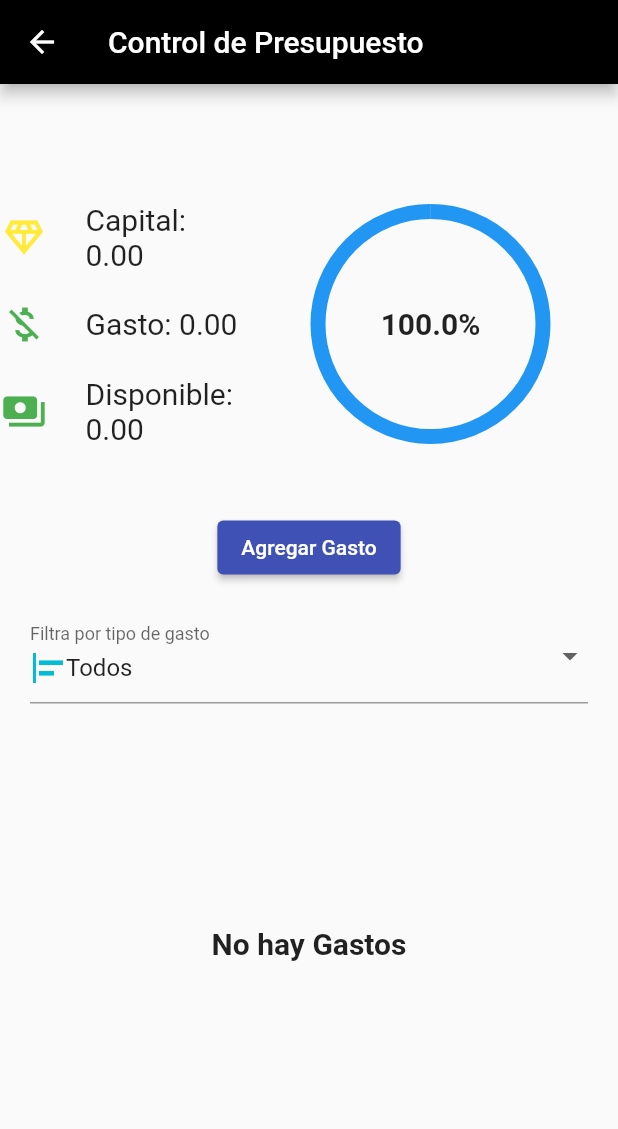
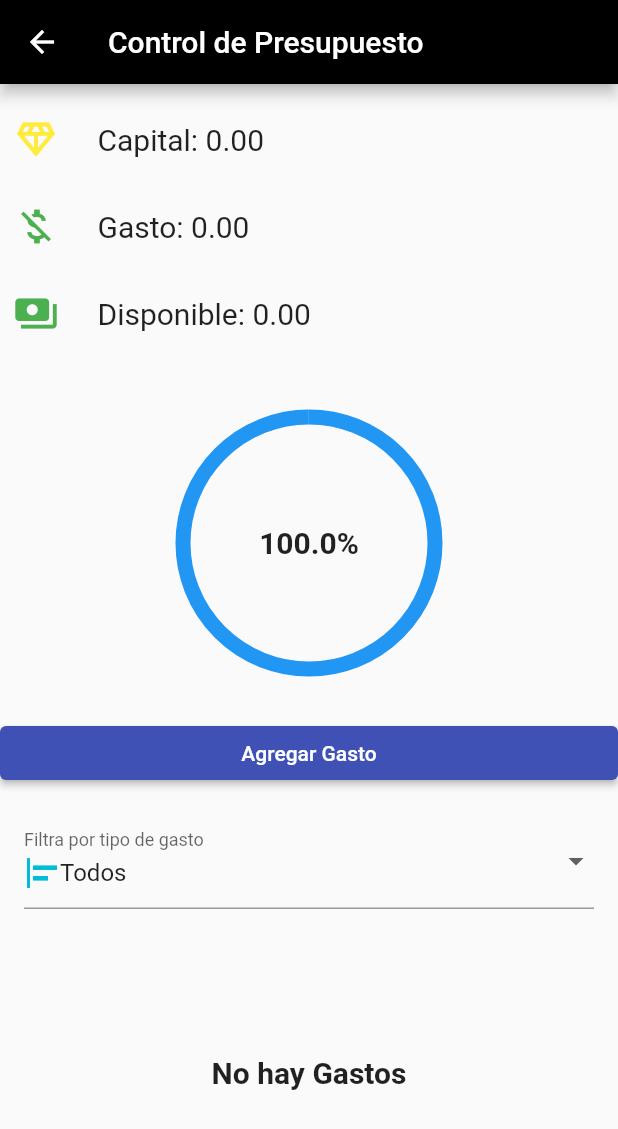
Before and after one commit to Gersue/ProyectFlutter, a Flutter app: the SecondView screen opened directly with empty values, on a phone screen of 412 x 824 dp. Shown: the top 1129 px of the screen. Run offline on Flutter 3.47's test engine with Material 2 defaults, Android fonts, the phone set to English and light mode, and no system bars.

Commit message:
proyecto finish

```diff
--- a/lib/gestionCapital.dart
+++ b/lib/gestionCapital.dart
@@ -372,18 +372,18 @@ class _SecondViewState extends State<SecondView> {
         backgroundColor: Colors.black,
         title: const Text('Control de Presupuesto'),
       ),
-      body: SafeArea(
+      body: ConstrainedBox(
+        constraints: BoxConstraints(
+          minHeight: MediaQuery.of(context).size.height - MediaQuery.of(context).padding.top - MediaQuery.of(context).padding.bottom,
+        ),
         child: Column(
-          mainAxisAlignment: MainAxisAlignment.center,
+          mainAxisAlignment: MainAxisAlignment.start,
+          crossAxisAlignment: CrossAxisAlignment.stretch,
           children: <Widget>[
-            Flexible(
-              fit: FlexFit.loose,
+            Padding(
+              padding: const EdgeInsets.all(8.0),
+              child: Flexible(
                 flex: 1,
-              child: Row(
-                mainAxisAlignment: MainAxisAlignment.spaceEvenly,
-                children: [
-                  Expanded(
-                    child: SingleChildScrollView(
                 child: Column(
                   mainAxisSize: MainAxisSize.min,
                   children: [
@@ -418,27 +418,16 @@ class _SecondViewState extends State<SecondView> {
                 ),
               ),
             ),
-                  SingleChildScrollView(
-                    child: Column(
-                      children: [
-                        Padding(
-                          padding: const EdgeInsets.all(30),
+            const SizedBox(height: 16),
+            Center(
               child: Container(
-                            margin: const EdgeInsets.all(20),
-                            child: Container(
-                              width: 150,
-                              height: 150,
+                width: 200,
+                height: 200,
+                padding: const EdgeInsets.all(16),
                 child: MyPieChart(disponible: widget.capital, gasto: totalGastado),
               ),
             ),
-                        ),
-                      ],
-                    ),
-                  ),
-                ],
-              ),
-            ),
-
+            const SizedBox(height: 16),
             ElevatedButton(
               onPressed: () {
                 mostrarModalAgregarGasto();
@@ -446,8 +435,8 @@ class _SecondViewState extends State<SecondView> {
               child: const Text("Agregar Gasto"),
             ),
             const SizedBox(height: 16),
-            Container(
-              margin: const EdgeInsets.symmetric(horizontal: 20.0),
+            Padding(
+              padding: const EdgeInsets.symmetric(horizontal: 16.0),
               child: DropdownButtonFormField<String>(
                 onChanged: (value) {
                   setState(() {
@@ -610,7 +599,6 @@ class _SecondViewState extends State<SecondView> {
           ],
         ),
       ),
-
     );
   }
 }
--- a/lib/main.dart
+++ b/lib/main.dart
@@ -1,6 +1,8 @@
 import 'package:flutter/material.dart';
+import 'package:flutter/services.dart';
 
 import 'ingresarCapital.dart';
+import 'myPieChart.dart';
 
 void main() {
   runApp(const MyApp());
```
Lines whose indentation alone changed are shown as unchanged.
